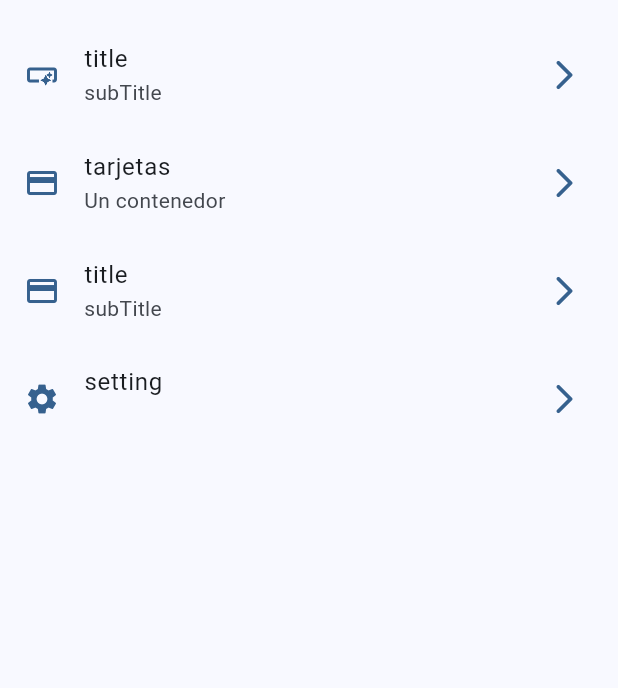
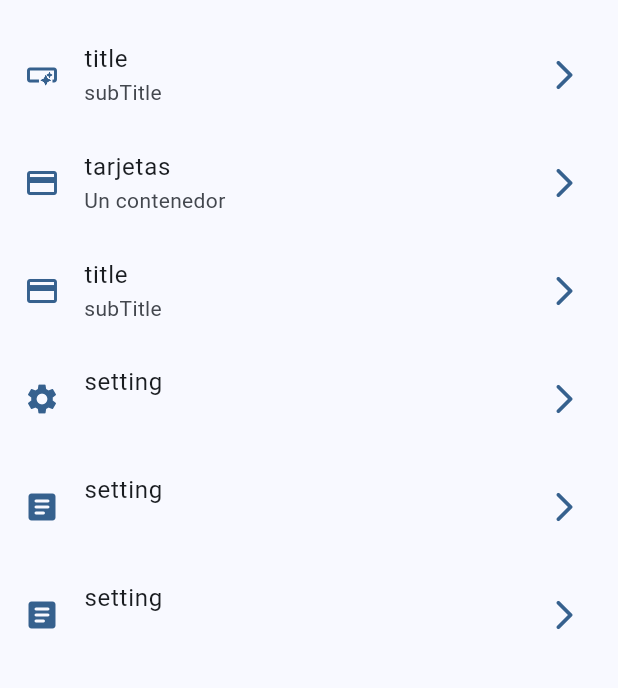
Before and after one commit to IsraelMerlyn/widget_app, a Flutter app: the screen it shows after launch, on a phone screen of 412 x 824 dp, the part 63-751 px from its top. Run offline on Flutter 3.47's test engine with Material 3 defaults, Android fonts, the phone set to English and light mode, and no system bars.

Commit message:
tasks #0.0.5 Agregando mas opciones del menu

```diff
--- a/lib/config/menu/menu_item.dart
+++ b/lib/config/menu/menu_item.dart
@@ -39,5 +39,17 @@ class MenuItem {
       link: 'link',
       icon: Icons.settings
       ),
+       MenuItem(
+      title: 'setting',
+      subTitle: '',
+      link: 'link',
+      icon: Icons.article_rounded,
+      ),
+       MenuItem(
+      title: 'setting',
+      subTitle: '',
+      link: 'link',
+      icon: Icons.article_rounded,
+      ),
 
 ];
```
Also changed, not shown: lib/presentation/Screens/home/home_screen.dart (line endings or trailing spaces).
